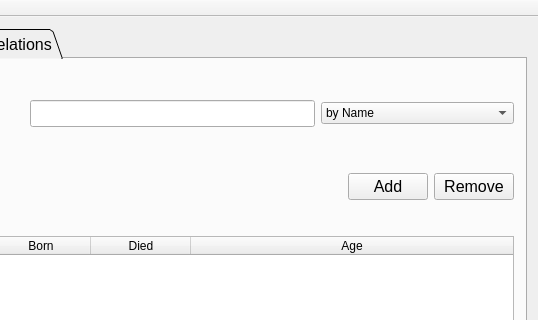
Qt form mainwindow.ui (athenabjorg/sacr) before a commit; both pictures show x 234 to 772 and y 0 to 320 of the 772 by 607 pixel window.
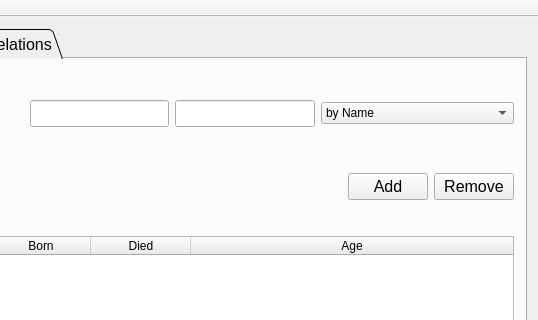
The same form after that commit.

Commit message: scientist search mostly works

What changed in the file:
```diff
--- a/mainwindow.ui
+++ b/mainwindow.ui
@@ -95,6 +95,9 @@
               <item>
                <widget class="QLineEdit" name="scientistSearchInput"/>
               </item>
+              <item>
+               <widget class="QLineEdit" name="lineEdit"/>
+              </item>
               <item>
                <widget class="QComboBox" name="scientistSearchBy">
                 <property name="font">
```
The commit also changes 2 other files.
